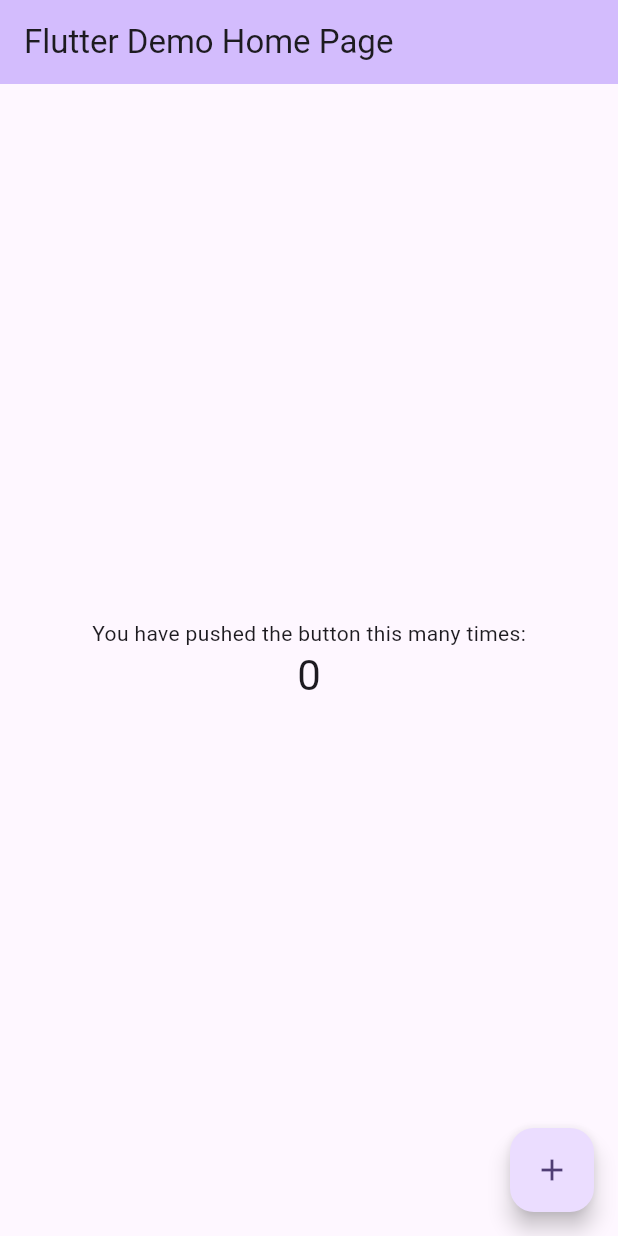
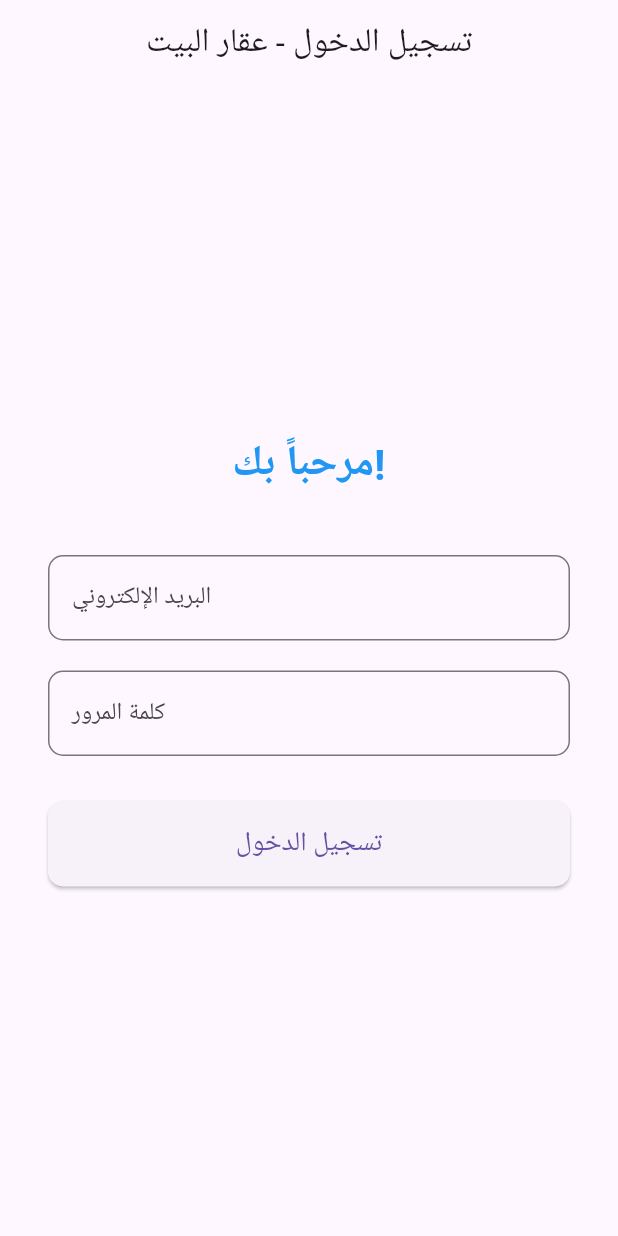
Before and after one commit to omklthom12/real_estate, a Flutter app: the screen it shows after launch, on a phone screen of 412 x 824 dp. Run offline on Flutter 3.47's test engine with Material 3 defaults, Android fonts, the phone set to English and light mode, and no system bars.

```diff
--- a/lib/main.dart
+++ b/lib/main.dart
@@ -1,125 +1,98 @@
 import 'package:flutter/material.dart';
 
 void main() {
-  runApp(const MyApp());
+  runApp(const RealEstateApp());
 }
 
-class MyApp extends StatelessWidget {
-  const MyApp({super.key});
+class RealEstateApp extends StatelessWidget {
+  const RealEstateApp({super.key});
 
-  // This widget is the root of your application.
   @override
   Widget build(BuildContext context) {
     return MaterialApp(
-      title: 'Flutter Demo',
+      title: 'عقار البيت',
       theme: ThemeData(
-        // This is the theme of your application.
-        //
-        // TRY THIS: Try running your application with "flutter run". You'll see
-        // the application has a purple toolbar. Then, without quitting the app,
-        // try changing the seedColor in the colorScheme below to Colors.green
-        // and then invoke "hot reload" (save your changes or press the "hot
-        // reload" button in a Flutter-supported IDE, or press "r" if you used
-        // the command line to start the app).
-        //
-        // Notice that the counter didn't reset back to zero; the application
-        // state is not lost during the reload. To reset the state, use hot
-        // restart instead.
-        //
-        // This works for code too, not just values: Most code changes can be
-        // tested with just a hot reload.
-        colorScheme: ColorScheme.fromSeed(seedColor: Colors.deepPurple),
-        useMaterial3: true,
+        primarySwatch: Colors.blue,
       ),
-      home: const MyHomePage(title: 'Flutter Demo Home Page'),
+      home: const LoginScreen(),
     );
   }
 }
 
-class MyHomePage extends StatefulWidget {
-  const MyHomePage({super.key, required this.title});
-
-  // This widget is the home page of your application. It is stateful, meaning
-  // that it has a State object (defined below) that contains fields that affect
-  // how it looks.
-
-  // This class is the configuration for the state. It holds the values (in this
-  // case the title) provided by the parent (in this case the App widget) and
-  // used by the build method of the State. Fields in a Widget subclass are
-  // always marked "final".
-
-  final String title;
-
-  @override
-  State<MyHomePage> createState() => _MyHomePageState();
-}
-
-class _MyHomePageState extends State<MyHomePage> {
-  int _counter = 0;
-
-  void _incrementCounter() {
-    setState(() {
-      // This call to setState tells the Flutter framework that something has
-      // changed in this State, which causes it to rerun the build method below
-      // so that the display can reflect the updated values. If we changed
-      // _counter without calling setState(), then the build method would not be
-      // called again, and so nothing would appear to happen.
-      _counter++;
-    });
-  }
+class LoginScreen extends StatelessWidget {
+  const LoginScreen({super.key});
 
   @override
   Widget build(BuildContext context) {
-    // This method is rerun every time setState is called, for instance as done
-    // by the _incrementCounter method above.
-    //
-    // The Flutter framework has been optimized to make rerunning build methods
-    // fast, so that you can just rebuild anything that needs updating rather
-    // than having to individually change instances of widgets.
     return Scaffold(
       appBar: AppBar(
-        // TRY THIS: Try changing the color here to a specific color (to
-        // Colors.amber, perhaps?) and trigger a hot reload to see the AppBar
-        // change color while the other colors stay the same.
-        backgroundColor: Theme.of(context).colorScheme.inversePrimary,
-        // Here we take the value from the MyHomePage object that was created by
-        // the App.build method, and use it to set our appbar title.
-        title: Text(widget.title),
+        title: const Text('تسجيل الدخول - عقار البيت'),
+        centerTitle: true,
       ),
       body: Center(
-        // Center is a layout widget. It takes a single child and positions it
-        // in the middle of the parent.
+        child: SingleChildScrollView(
+          padding: const EdgeInsets.all(32.0),
           child: Column(
-          // Column is also a layout widget. It takes a list of children and
-          // arranges them vertically. By default, it sizes itself to fit its
-          // children horizontally, and tries to be as tall as its parent.
-          //
-          // Column has various properties to control how it sizes itself and
-          // how it positions its children. Here we use mainAxisAlignment to
-          // center the children vertically; the main axis here is the vertical
-          // axis because Columns are vertical (the cross axis would be
-          // horizontal).
-          //
-          // TRY THIS: Invoke "debug painting" (choose the "Toggle Debug Paint"
-          // action in the IDE, or press "p" in the console), to see the
-          // wireframe for each widget.
             mainAxisAlignment: MainAxisAlignment.center,
+            crossAxisAlignment: CrossAxisAlignment.stretch,
             children: <Widget>[
+
               const Text(
-              'You have pushed the button this many times:',
+                'مرحباً بك!',
+                textAlign: TextAlign.center,
+                style: TextStyle(
+                  fontSize: 28,
+                  fontWeight: FontWeight.bold,
+                  color: Colors.blue,
                 ),
-            Text(
-              '$_counter',
-              style: Theme.of(context).textTheme.headlineMedium,
+              ),
+              const SizedBox(height: 40),
+
+              // حقل البريد الإلكتروني
+              TextField(
+                decoration: InputDecoration(
+                  labelText: 'البريد الإلكتروني',
+                  hintText: 'أدخل بريدك الإلكتروني',
+                  border: OutlineInputBorder(
+                    borderRadius: BorderRadius.circular(10.0),
+                  ),
+                ),
+              ),
+              const SizedBox(height: 20),
+
+              // حقل كلمة المرور
+              TextField(
+                obscureText: true, // لإخفاء كلمة المرور
+                decoration: InputDecoration(
+                  labelText: 'كلمة المرور',
+                  hintText: 'أدخل كلمة المرور',
+                  border: OutlineInputBorder(
+                    borderRadius: BorderRadius.circular(10.0),
+                  ),
+                ),
+              ),
+              const SizedBox(height: 30),
+
+              // زر تسجيل الدخول
+              ElevatedButton(
+                onPressed: () {
+                  print('تم الضغط على زر تسجيل الدخول');
+                },
+                style: ElevatedButton.styleFrom(
+                  padding: const EdgeInsets.symmetric(vertical: 15.0),
+                  shape: RoundedRectangleBorder(
+                    borderRadius: BorderRadius.circular(10.0),
+                  ),
+                ),
+                child: const Text(
+                  'تسجيل الدخول',
+                  style: TextStyle(fontSize: 18),
+                ),
               ),
             ],
           ),
         ),
-      floatingActionButton: FloatingActionButton(
-        onPressed: _incrementCounter,
-        tooltip: 'Increment',
-        child: const Icon(Icons.add),
-      ), // This trailing comma makes auto-formatting nicer for build methods.
+      ),
     );
   }
 }
```
Lines whose indentation alone changed are shown as unchanged.
